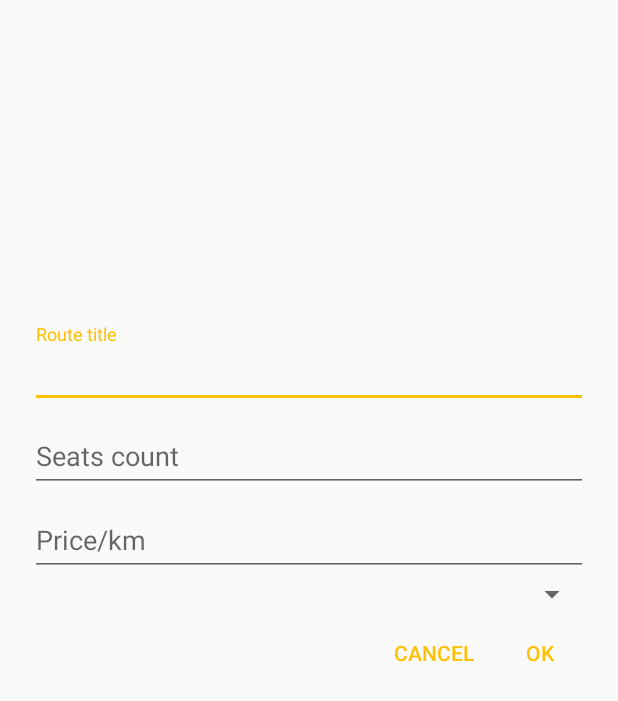
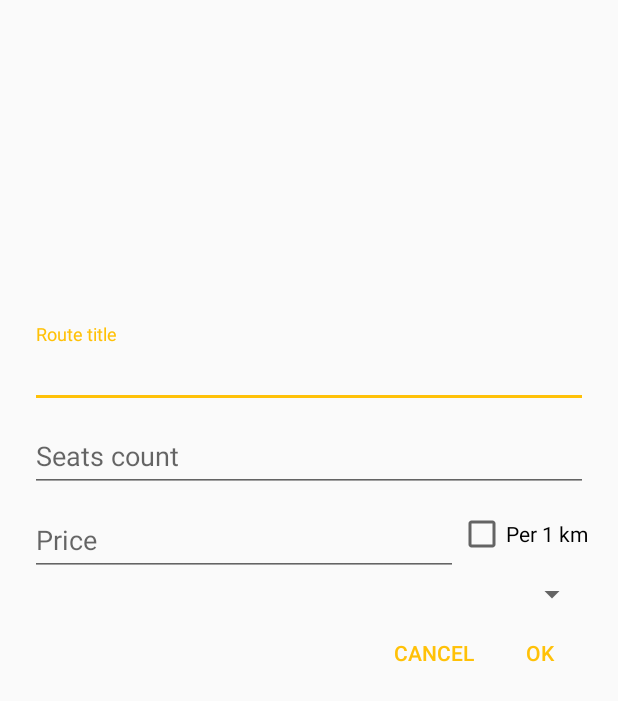
Before and after one commit to Arkadzi/fellow-traveller, an Android app: the layout dialog_create_route.xml on its own in the app's theme, with its tools: preview values and no code run, on a phone screen of 412 x 824 dp. Shown: the top 701 px of the screen. Run offline under Robolectric (Android 15) with nearby library versions, the phone set to English and light mode, and no system bars.

Commit message:
add price for route

```diff
--- a/app/src/main/java/us/fellowtraveller/data/rest/RestApi.java
+++ b/app/src/main/java/us/fellowtraveller/data/rest/RestApi.java
@@ -169,7 +169,10 @@ public class RestApi {
     }
 
     public Observable<List<Route>> findRoutes(LatLng origin, LatLng destination, double radiusOrigin, double radiusDestination, long when) {
-        return api.findRoutes(origin.latitude, origin.longitude, destination.latitude, destination.longitude, radiusOrigin / 111, radiusDestination / 111, when);
+        return api.findRoutes(origin.latitude, origin.longitude, destination.latitude, destination.longitude, radiusOrigin / 111, radiusDestination / 111, when)
+                .flatMapIterable(l -> l)
+                .filter(r -> !account.user().getId().equals(r.getOwner()))
+                .toList();
     }
 
     public Observable<Route> deleteRoute(Route route) {
--- a/app/src/main/java/us/fellowtraveller/presentation/adapters/RouteAdapter.java
+++ b/app/src/main/java/us/fellowtraveller/presentation/adapters/RouteAdapter.java
@@ -22,6 +22,7 @@ import us.fellowtraveller.presentation.adapters.viewholders.RouteViewHolder;
 public class RouteAdapter extends RecyclerView.Adapter<RouteViewHolder> {
     private final Context context;
     private final LayoutInflater layoutInflater;
+    private String userId;
     private final List<Route> data = new ArrayList<>();
     private Comparator<Route> routeComparator = (o1, o2) -> {
         if (o2.getTime() - o1.getTime() > 0) return 1;
@@ -32,14 +33,15 @@ public class RouteAdapter extends RecyclerView.Adapter<RouteViewHolder> {
     @Nullable
     private OnRouteLongClickListener routeLongClickListener;
 
-    public RouteAdapter(Context context) {
+    public RouteAdapter(Context context, String userId) {
         this.context = context;
         layoutInflater = LayoutInflater.from(context);
+        this.userId = userId;
     }
 
     @Override
     public RouteViewHolder onCreateViewHolder(ViewGroup parent, int viewType) {
-        RouteViewHolder routeViewHolder = new RouteViewHolder(layoutInflater, parent);
+        RouteViewHolder routeViewHolder = new RouteViewHolder(layoutInflater, parent, userId);
         routeViewHolder.itemView.setOnClickListener(v -> {
             if (routeClickListener != null) {
                 routeClickListener.onRouteClick(data.get(routeViewHolder.getAdapterPosition()));
--- a/app/src/main/java/us/fellowtraveller/presentation/fragments/DriverFragment.java
+++ b/app/src/main/java/us/fellowtraveller/presentation/fragments/DriverFragment.java
@@ -28,6 +28,7 @@ import butterknife.OnClick;
 import us.fellowtraveller.R;
 import us.fellowtraveller.app.Application;
 import us.fellowtraveller.data.Constants;
+import us.fellowtraveller.domain.model.Account;
 import us.fellowtraveller.domain.model.Car;
 import us.fellowtraveller.domain.model.User;
 import us.fellowtraveller.domain.model.trip.Route;
@@ -56,6 +57,8 @@ public class DriverFragment extends Fragment implements DriverRouteView, MenuDia
     private RouteAdapter adapter;
     @Inject
     DriverPresenter presenter;
+    @Inject
+    Account account;
 
     public static DriverFragment newInstance() {
 
@@ -78,7 +81,7 @@ public class DriverFragment extends Fragment implements DriverRouteView, MenuDia
         View view = inflater.inflate(R.layout.fragment_driver, container, false);
         ButterKnife.bind(this, view);
         recyclerView.setLayoutManager(new LinearLayoutManager(getActivity()));
-        adapter = new RouteAdapter(getActivity());
+        adapter = new RouteAdapter(getActivity(), account.user().getId());
         recyclerView.setAdapter(adapter);
         adapter.setRouteClickListener(route -> ScreenNavigator.startRouteScreen(this, getActivity(), route, VIEW_ROUTE_REQUEST_CODE));
         adapter.setRouteLongClickListener((position, route) -> {
--- a/app/src/main/java/us/fellowtraveller/presentation/fragments/RouteListFragment.java
+++ b/app/src/main/java/us/fellowtraveller/presentation/fragments/RouteListFragment.java
@@ -14,9 +14,10 @@ import android.view.ViewGroup;
 import java.util.ArrayList;
 import java.util.List;
 
-import butterknife.ButterKnife;
 import us.fellowtraveller.R;
+import us.fellowtraveller.app.Application;
 import us.fellowtraveller.data.Constants;
+import us.fellowtraveller.domain.model.Account;
 import us.fellowtraveller.domain.model.trip.Route;
 import us.fellowtraveller.presentation.adapters.RouteAdapter;
 import us.fellowtraveller.presentation.utils.ActivityUtils;
@@ -48,7 +49,8 @@ public class RouteListFragment extends Fragment {
         View view = inflater.inflate(R.layout.fragment_list, container, false);
         RecyclerView recyclerView = (RecyclerView) view.findViewById(R.id.recycler_view);
         recyclerView.setLayoutManager(new LinearLayoutManager(getActivity()));
-        adapter = new RouteAdapter(getActivity());
+        Account account = Application.getApp(getActivity()).getUserComponent().account();
+        adapter = new RouteAdapter(getActivity(), account.user().getId());
         recyclerView.setAdapter(adapter);
         adapter.setRouteClickListener(route -> ScreenNavigator.startRouteScreen(this, getActivity(), route, VIEW_ROUTE_REQUEST_CODE));
         adapter.setData(((ArrayList<Route>) getArguments().getSerializable(ARG_ROUTES)));
--- a/app/src/main/java/us/fellowtraveller/presentation/fragments/TravellerFragment.java
+++ b/app/src/main/java/us/fellowtraveller/presentation/fragments/TravellerFragment.java
@@ -28,6 +28,7 @@ import butterknife.OnClick;
 import us.fellowtraveller.R;
 import us.fellowtraveller.app.Application;
 import us.fellowtraveller.data.Constants;
+import us.fellowtraveller.domain.model.Account;
 import us.fellowtraveller.domain.model.Car;
 import us.fellowtraveller.domain.model.User;
 import us.fellowtraveller.domain.model.trip.Route;
@@ -54,6 +55,8 @@ public class TravellerFragment extends Fragment implements TravellerRouteView {
     private RouteAdapter adapter;
     @Inject
     TravellerPresenter presenter;
+    @Inject
+    Account account;
 
     public static TravellerFragment newInstance() {
 
@@ -76,7 +79,7 @@ public class TravellerFragment extends Fragment implements TravellerRouteView {
         View view = inflater.inflate(R.layout.fragment_traveller, container, false);
         ButterKnife.bind(this, view);
         recyclerView.setLayoutManager(new LinearLayoutManager(getActivity()));
-        adapter = new RouteAdapter(getActivity());
+        adapter = new RouteAdapter(getActivity(), account.user().getId());
         adapter.setRouteClickListener(route -> ScreenNavigator.startRouteScreen(this, getActivity(), route, VIEW_ROUTE_REQUEST_CODE));
         recyclerView.setAdapter(adapter);
         refreshLayout.setOnRefreshListener(() -> presenter.onRefresh());
--- a/app/src/main/res/layout/activity_route.xml
+++ b/app/src/main/res/layout/activity_route.xml
@@ -83,10 +83,10 @@
                 tools:text="10" />
 
             <TextView
+                android:id="@+id/tv_price_hint"
                 android:layout_width="wrap_content"
                 android:layout_height="wrap_content"
                 android:layout_marginTop="4dp"
-                android:text="@string/hint_price"
                 android:textAllCaps="true"
                 android:textSize="12sp" />
         </LinearLayout>
--- a/app/src/main/res/layout/dialog_create_route.xml
+++ b/app/src/main/res/layout/dialog_create_route.xml
@@ -68,15 +68,25 @@
                     android:id="@+id/tl_price"
                     android:layout_width="match_parent"
                     android:layout_height="wrap_content"
+                    android:layout_toLeftOf="@+id/cb_per_km"
                     android:layout_below="@id/tl_seats">
 
                     <EditText
                         android:id="@+id/et_price"
                         android:layout_width="match_parent"
                         android:layout_height="wrap_content"
-                        android:hint="@string/hint_price_per_km"
+                        android:hint="@string/hint_price"
                         android:inputType="numberDecimal" />
                 </android.support.design.widget.TextInputLayout>
+
+                <CheckBox
+                    android:id="@id/cb_per_km"
+                    android:layout_width="wrap_content"
+                    android:layout_height="wrap_content"
+                    android:layout_alignBottom="@id/tl_price"
+                    android:text="@string/hint_per_1_km"
+                    android:layout_alignParentRight="true"
+                    android:layout_alignTop="@id/tl_price" />
 
                 <Spinner
                     android:id="@+id/car_spinner"
--- a/app/src/main/res/layout/item_route.xml
+++ b/app/src/main/res/layout/item_route.xml
@@ -60,6 +60,7 @@
                     tools:text="10" />
 
                 <TextView
+                    android:id="@+id/tv_price_hint"
                     android:layout_width="wrap_content"
                     android:layout_height="wrap_content"
                     android:layout_marginTop="4dp"
--- a/app/src/main/res/values/strings.xml
+++ b/app/src/main/res/values/strings.xml
@@ -84,5 +84,6 @@
     <string name="title_subscribers">Subscribers</string>
     <string name="action_close">Close</string>
     <string name="action_log_out">Log out</string>
+    <string name="hint_per_1_km">Per 1 km</string>
 
 </resources>
```
Also changed, not shown: app/src/main/java/us/fellowtraveller/domain/model/trip/Route.java (+14 -11 lines), app/src/main/java/us/fellowtraveller/presentation/activities/RouteActivity.java (+6 -2 lines), app/src/main/java/us/fellowtraveller/presentation/adapters/viewholders/RouteViewHolder.java (+6 -1 lines), app/src/main/java/us/fellowtraveller/presentation/dialogs/CreateRouteDialog.java (+4 -8 lines), 1 other file.
